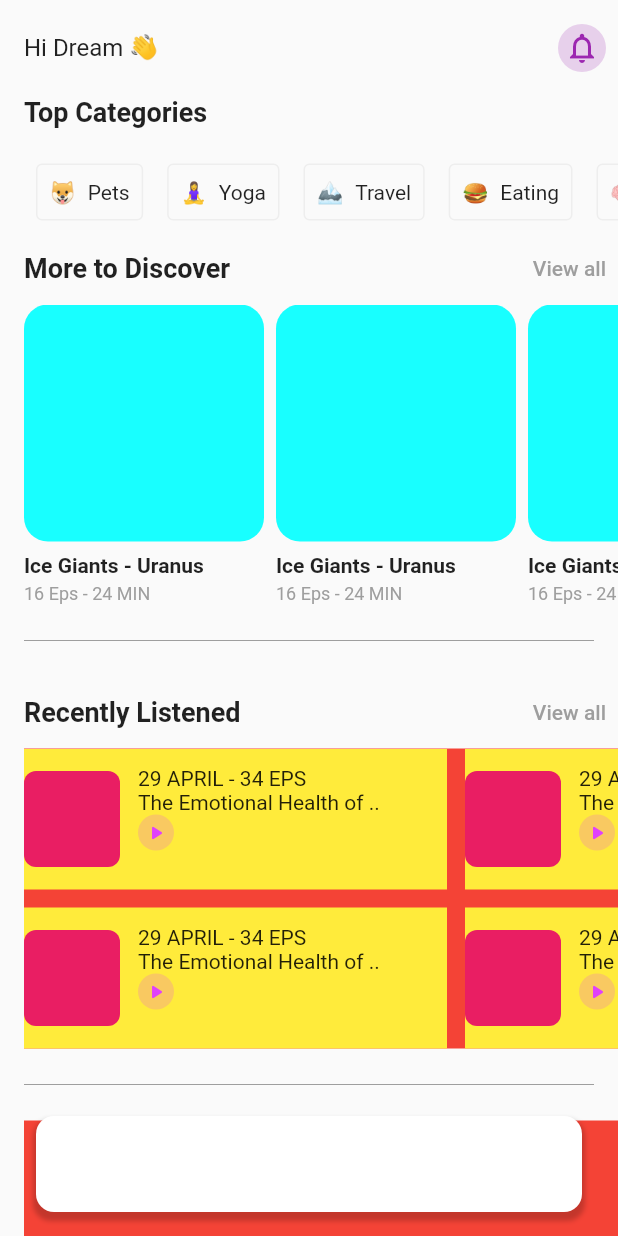
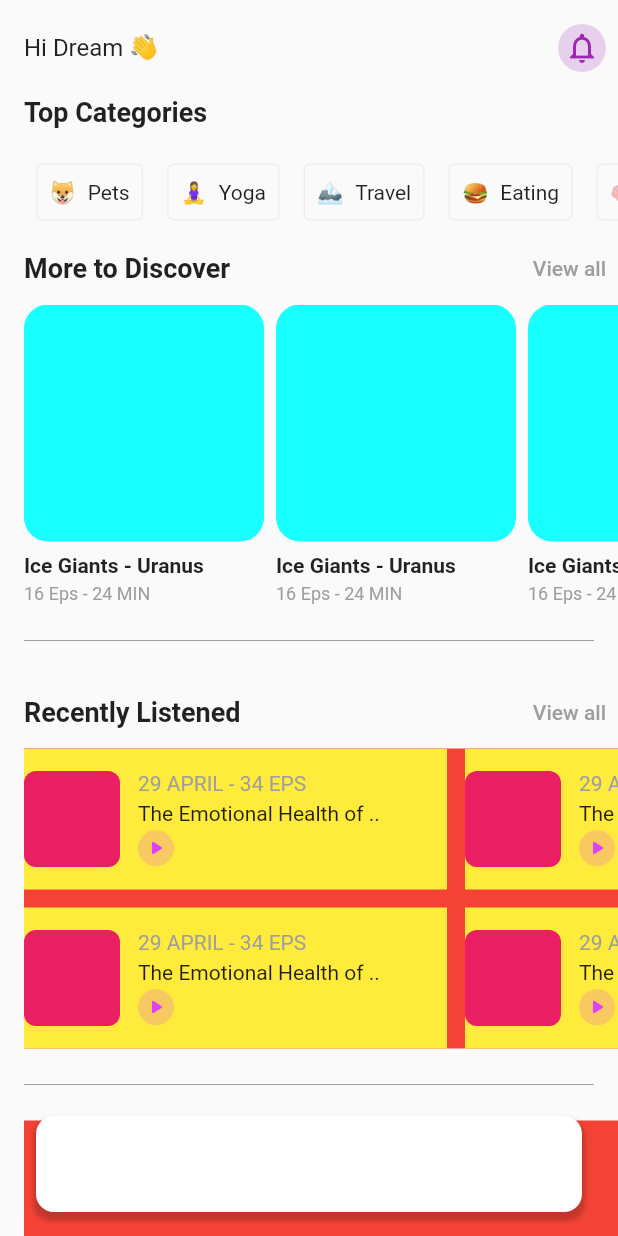
Before and after one commit to JAICHANGPARK/flutter_notebook_19th_story, a Flutter app: the screen it shows after launch, on a phone screen of 412 x 824 dp. Run offline on Flutter 3.47's test engine with Material 2 defaults, Android fonts, the phone set to English and light mode, and no system bars; our stand-ins replace cached_network_image, countup, fl_chart, flutter_riverpod, freezed_annotation, smooth_page_indicator and 1 more.

Commit message:
Update podcast_home_page.dart

```diff
--- a/lib/ep1134_podcast_app/src/ui/podcast_home_page.dart
+++ b/lib/ep1134_podcast_app/src/ui/podcast_home_page.dart
@@ -226,8 +226,12 @@ class _PodcastHomePageState extends State<PodcastHomePage> {
                                             child: Column(
 
                                               crossAxisAlignment: CrossAxisAlignment.start,
+                                              mainAxisAlignment: MainAxisAlignment.spaceEvenly,
                                               children: [
-                                                Text("29 APRIL - 34 EPS"),
+                                                Text("29 APRIL - 34 EPS", style: TextStyle(
+                                                  fontSize: 14,
+                                                  color: Colors.grey
+                                                ),),
                                                 Text("The Emotional Health of .."),
                                                 Row(
                                                   children: [
```
